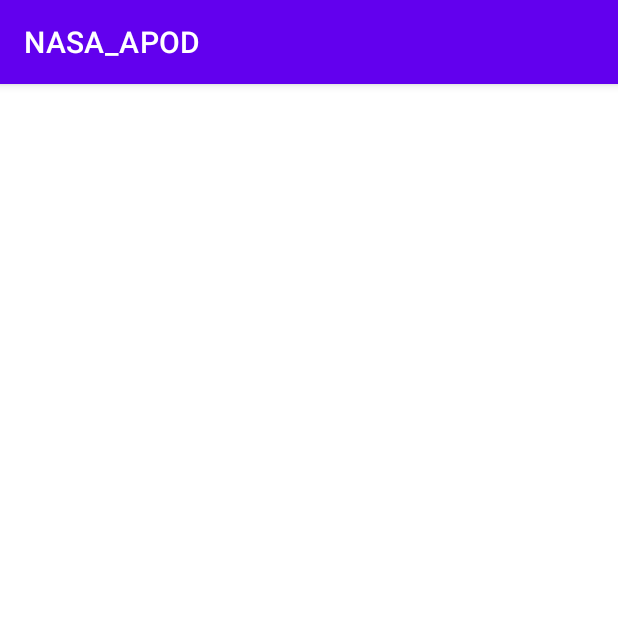
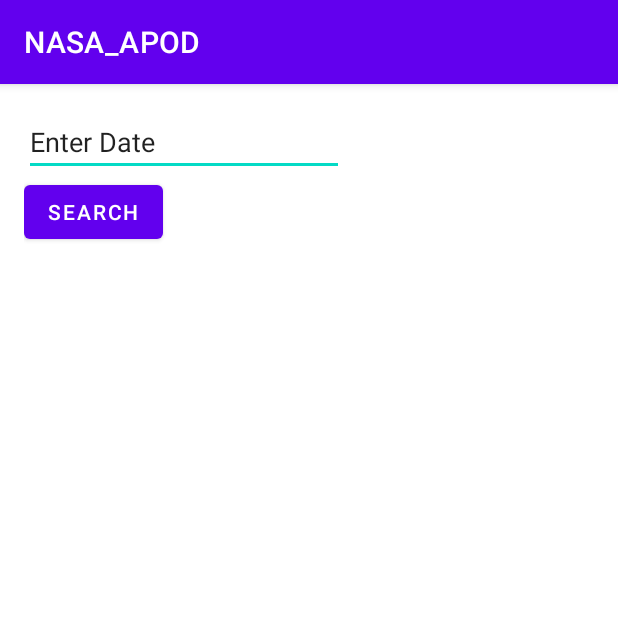
Before and after one commit to STEFAN10085288/NASA_APOD, an Android app: the screen it shows after launch (MainActivity), on a phone screen of 412 x 824 dp, the top half of it. Run offline under Robolectric (Android 15) with nearby library versions, the phone set to English and light mode, and no system bars; pictures from the network do not load.

Commit message:
display on UI, added search function

```diff
--- a/app/src/main/java/com/example/nasa_apod/MainActivity.kt
+++ b/app/src/main/java/com/example/nasa_apod/MainActivity.kt
@@ -4,6 +4,8 @@ import androidx.appcompat.app.AppCompatActivity
 import android.os.Bundle
 import android.os.Looper
 import android.util.Log
+import android.widget.Button
+import android.widget.EditText
 import android.widget.ImageView
 import android.widget.TextView
 import com.bumptech.glide.Glide
@@ -14,17 +16,29 @@ import com.google.gson.Gson
 import java.util.logging.Handler
 
 class MainActivity : AppCompatActivity() {
+
+    val APODDate :String = ""
+    private lateinit var  searchBtn : Button
+    private lateinit var  edtSearchedDate : EditText
+    private lateinit var searchDate :String
     override fun onCreate(savedInstanceState: Bundle?) {
         super.onCreate(savedInstanceState)
         setContentView(R.layout.activity_main)
 
-        getAPOD()
+        searchBtn = findViewById(R.id.btnGetSelectedAPODDate)
+        edtSearchedDate = findViewById(R.id.edtAPODDate)
+
+
+        searchBtn.setOnClickListener {
+            searchDate = edtSearchedDate.text.toString()
+            Log.i("SearchDate","Search date: $searchDate")
+            getAPOD(searchDate)
+        }
+
     }
 
 
-
-
-    fun getAPOD()
+    fun getAPOD(searchDate : String)
     {
         val executor = Executors.newSingleThreadExecutor()
 
@@ -36,7 +50,7 @@ class MainActivity : AppCompatActivity() {
 
         //reads from url
         executor.execute{
-            val url = URL("https://api.nasa.gov/planetary/apod?api_key=DEMO_KEY");
+            val url = URL("https://api.nasa.gov/planetary/apod?api_key=DEMO_KEY&date=${searchDate}");
             val json = url.readText()
 
             //parse json to APOD object
--- a/app/src/main/res/layout/activity_main.xml
+++ b/app/src/main/res/layout/activity_main.xml
@@ -6,32 +6,53 @@
     android:layout_height="match_parent"
     android:padding="16dp">
 
+
+    <EditText
+        android:id="@+id/edtAPODDate"
+        android:layout_width="wrap_content"
+        android:layout_height="wrap_content"
+        android:ems="10"
+        android:inputType="text"
+        android:text="Enter Date" />
+
+    <Button
+        android:id="@+id/btnGetSelectedAPODDate"
+        android:layout_width="wrap_content"
+        android:layout_height="wrap_content"
+        android:text="Search"
+        android:layout_below="@id/edtAPODDate"/>
+
     <TextView
         android:id="@+id/titleTextView"
-        android:layout_width="match_parent"
+        android:layout_width="wrap_content"
         android:layout_height="wrap_content"
         android:textSize="18sp"
-        android:textStyle="bold" />
+        android:textStyle="bold"
+        android:layout_below="@id/btnGetSelectedAPODDate"/>
 
     <TextView
         android:id="@+id/dateTextView"
-        android:layout_width="match_parent"
+        android:layout_width="wrap_content"
         android:layout_height="wrap_content"
-        android:layout_below="@id/apodImageView" />
+        android:layout_below="@id/titleTextView" />
 
     <TextView
         android:id="@+id/explanationTextView"
-        android:layout_width="match_parent"
+        android:layout_width="wrap_content"
         android:layout_height="wrap_content"
-        android:layout_below="@id/dateTextView" />
+        android:layout_below="@id/dateTextView"
+        />
 
 
     <ImageView
         android:id="@+id/apodImageView"
         android:layout_width="wrap_content"
         android:layout_height="wrap_content"
-        android:layout_below="@id/titleTextView"
+        android:layout_below="@id/explanationTextView"
         android:layout_centerInParent="true"
         tools:srcCompat="@tools:sample/avatars" />
 
+
+
+
 </RelativeLayout>
```
